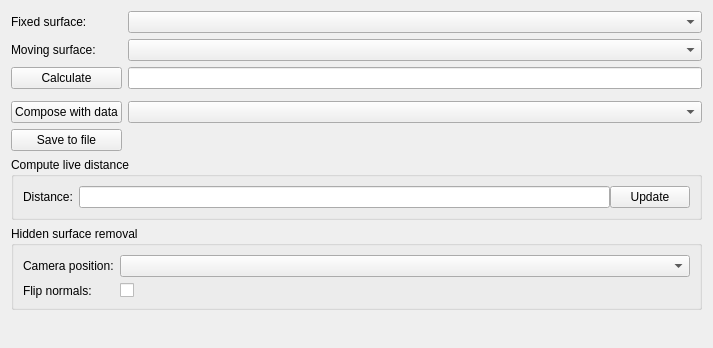
First picture: the form in Code/Gui/MITK/Plugins/uk.ac.ucl.cmic.igisurfacereg/src/internal/SurfaceRegView.ui, repository NifTK/NifTK, before the edit; both pictures show x 0 to 713 and y 0 to 348 of the 713 by 641 pixel window.
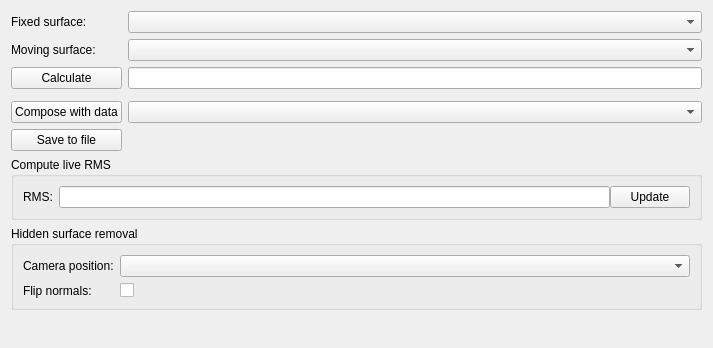
Second picture: the form after the edit. Custom widgets are drawn as their Qt base class.

What changed in the file:
```diff
--- a/Code/Gui/MITK/Plugins/uk.ac.ucl.cmic.igisurfacereg/src/internal/SurfaceRegView.ui
+++ b/Code/Gui/MITK/Plugins/uk.ac.ucl.cmic.igisurfacereg/src/internal/SurfaceRegView.ui
@@ -85,13 +85,13 @@
      <item>
       <widget class="ctkCollapsibleGroupBox" name="m_LiveDistanceGroupBox">
        <property name="title">
-        <string>Compute live distance</string>
+        <string>Compute live RMS</string>
        </property>
        <layout class="QFormLayout" name="formLayout">
         <item row="0" column="0">
          <widget class="QLabel" name="label">
           <property name="text">
-           <string>Distance:</string>
+           <string>RMS:</string>
           </property>
          </widget>
         </item>
```
